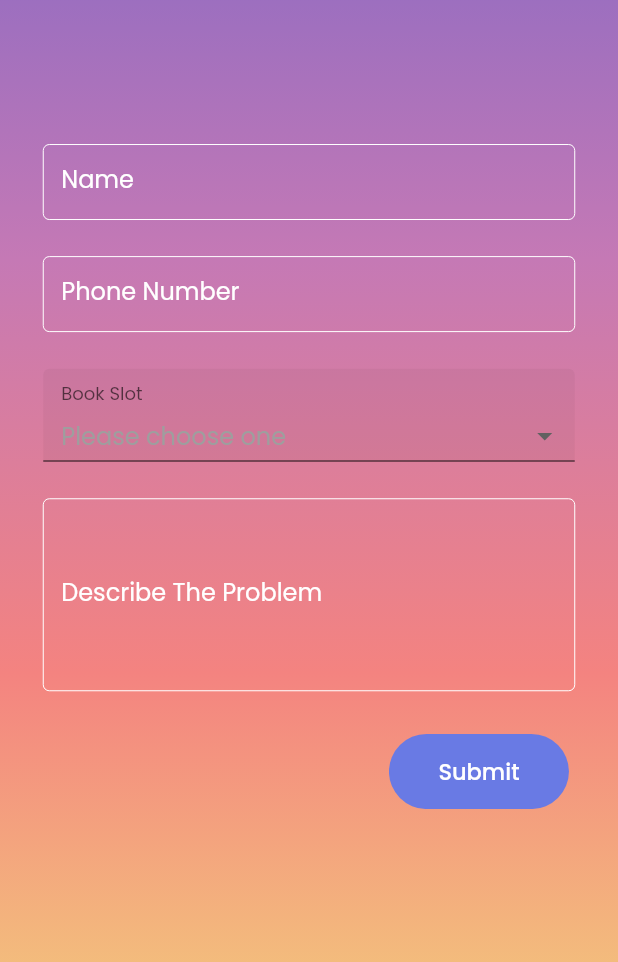
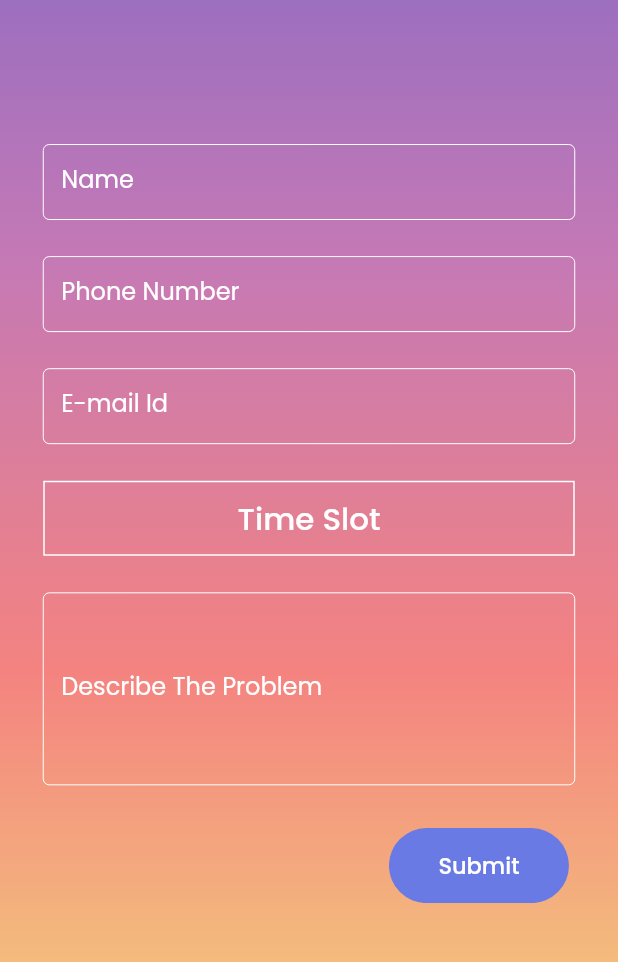
Before and after one commit to IVARA-Application/IV-APP-DEV-TEAM-2, a Flutter app: the ScheduleACallPage screen opened directly, on a phone screen of 412 x 824 dp, the part 152-1114 px from its top. Run offline on Flutter 3.47's test engine with Material 2 defaults, Android fonts, the phone set to English and light mode, and no system bars; drawn by our look-alikes of dropdown_formfield; our stand-ins replace cached_network_image, carousel_pro, chewie, cloud_firestore, file_picker, firebase_auth and 11 more; missing offline and left inert: condition, flutter_downloader, flutter_glow; accounts and stored records are empty.

Commit message:
schedule a call page update

```diff
--- a/lib/student_screens/student_homepage/navbar section/heal my mind/schedule_call.dart
+++ b/lib/student_screens/student_homepage/navbar section/heal my mind/schedule_call.dart
@@ -2,6 +2,7 @@ import 'package:flutter/material.dart';
 import 'package:line_awesome_flutter/line_awesome_flutter.dart';
 import 'package:dropdown_formfield/dropdown_formfield.dart';
 import 'package:new_ivara_app/student_screens/student_homepage/navbar%20section/heal%20my%20mind/healMyMindsFunctions/scheduleCallMethods.dart';
+import 'package:flutter_datetime_picker/flutter_datetime_picker.dart';
 
 import '../../../drawer.dart';
 import '../navbar.dart';
@@ -47,6 +48,8 @@ class _ScheduleACallPageState extends State<ScheduleACallPage> {
     }
   }
 
+  DateTime selectedtime;
+  bool pressed = false;
   @override
   Widget build(BuildContext context) {
     double screenHeight = MediaQuery.of(context).size.height;
@@ -160,55 +163,67 @@ class _ScheduleACallPageState extends State<ScheduleACallPage> {
                                   vertical: screenHeight * 0.015,
                                   horizontal: screenWidth * 0.07),
                               child: Container(
-                                height: 62,
-                                child: DropDownFormField(
-                                  titleText: 'Book Slot',
-                                  hintText: 'Please choose one',
-                                  value: _myActivity,
-                                  onSaved: (value) {
-                                    setState(() {
-                                      _myActivity = value;
-                                    });
-                                    slotController.text = value;
+                                height: 50,
+                                child: TextFormField(
+                                  decoration: InputDecoration(
+                                      enabledBorder: const OutlineInputBorder(
+                                        borderSide: const BorderSide(
+                                            color: Colors.white, width: 0.0),
+                                      ),
+                                      focusedBorder: OutlineInputBorder(
+                                          borderSide:
+                                              BorderSide(color: Colors.white)),
+                                      labelText: 'E-mail Id',
+                                      labelStyle:
+                                          TextStyle(color: Colors.white)),
+                                  validator: (value) {
+                                    if (value.isEmpty) {
+                                      return 'Please enter E-mail id';
+                                    }
+                                    return null;
                                   },
-                                  onChanged: (value) {
-                                    setState(() {
-                                      _myActivity = value;
-                                    });
-                                    slotController.text = value;
-                                  },
-                                  dataSource: [
-                                    {
-                                      "display": "9-10 AM",
-                                      "value": "9-10 AM",
-                                    },
-                                    {
-                                      "display": "10-11 AM",
-                                      "value": "10-11 AM",
-                                    },
-                                    {
-                                      "display": "11-12 PM",
-                                      "value": "11-12 PM",
-                                    },
-                                    {
-                                      "display": "12-1 PM",
-                                      "value": "12-1 PM",
-                                    },
-                                    {
-                                      "display": "1-2 PM",
-                                      "value": "1-2 PM",
-                                    },
-                                    {
-                                      "display": "2-3 PM",
-                                      "value": "2-3 PM",
-                                    },
-                                    {
-                                      "display": "3-4 PM",
-                                      "value": "3-4 PM",
-                                    },
+                                ),
+                              ),
+                            ),
+                            Padding(
+                              padding: EdgeInsets.symmetric(
+                                  vertical: screenHeight * 0.015,
+                                  horizontal: screenWidth * 0.07),
+                              child: Container(
+                                width: double.infinity,
+                                decoration: BoxDecoration(
+                                    border: Border.all(color: Colors.white)),
+                                child: Column(
+                                  children: [
+                                    TextButton(
+                                        onPressed: () {
+                                          setState(() {
+                                            pressed = true;
+
+                                            DatePicker.showDateTimePicker(
+                                                context,
+                                                showTitleActions: true,
+                                                onChanged: (date) {
+                                              print(
+                                                  'change $date in time zone ' +
+                                                      date.timeZoneOffset
+                                                          .inHours
+                                                          .toString());
+                                            }, onConfirm: (date) {
+                                              selectedtime = date;
+                                            }, currentTime: DateTime.now());
+                                          });
+                                        },
+                                        child: Text(
+                                          'Time Slot',
+                                          style: TextStyle(
+                                              color: Colors.white,
+                                              fontSize: screenWidth * 0.05),
+                                        )),
+                                    pressed
+                                        ? _displayDateTime(selectedtime)
+                                        : SizedBox(),
                                   ],
-                                  textField: 'display',
-                                  valueField: 'value',
                                 ),
                               ),
                             ),
@@ -292,4 +307,87 @@ class _ScheduleACallPageState extends State<ScheduleACallPage> {
       ),
     );
   }
+
+  Widget _displayDateTime(selectedDateTime) {
+    return Center(
+        child: Text(
+      "$selectedtime",
+      style: TextStyle(fontSize: 15),
+    ));
+  }
 }
+
+class CustomPicker extends CommonPickerModel {
+  String digits(int value, int length) {
+    return '$value'.padLeft(length, "0");
+  }
+
+  CustomPicker({DateTime currentTime, LocaleType locale})
+      : super(locale: locale) {
+    this.currentTime = currentTime ?? DateTime.now();
+    this.setLeftIndex(this.currentTime.hour);
+    this.setMiddleIndex(this.currentTime.minute);
+    this.setRightIndex(this.currentTime.second);
+  }
+
+  @override
+  String leftStringAtIndex(int index) {
+    if (index >= 0 && index < 24) {
+      return this.digits(index, 2);
+    } else {
+      return null;
+    }
+  }
+
+  @override
+  String middleStringAtIndex(int index) {
+    if (index >= 0 && index < 60) {
+      return this.digits(index, 2);
+    } else {
+      return null;
+    }
+  }
+
+  @override
+  String rightStringAtIndex(int index) {
+    if (index >= 0 && index < 60) {
+      return this.digits(index, 2);
+    } else {
+      return null;
+    }
+  }
+
+  @override
+  String leftDivider() {
+    return "|";
+  }
+
+  @override
+  String rightDivider() {
+    return "|";
+  }
+
+  @override
+  List<int> layoutProportions() {
+    return [1, 2, 1];
+  }
+
+  @override
+  DateTime finalTime() {
+    return currentTime.isUtc
+        ? DateTime.utc(
+            currentTime.year,
+            currentTime.month,
+            currentTime.day,
+            this.currentLeftIndex(),
+            this.currentMiddleIndex(),
+            this.currentRightIndex())
+        : DateTime(
+            currentTime.year,
+            currentTime.month,
+            currentTime.day,
+            this.currentLeftIndex(),
+            this.currentMiddleIndex(),
+            this.currentRightIndex());
+  }
+}
--- a/pubspec.yaml
+++ b/pubspec.yaml
@@ -46,6 +46,7 @@ dependencies:
   path_provider:
   firebase_storage:
   file_picker:
+  flutter_datetime_picker: ^1.5.0
 
 dev_dependencies:
   flutter_test:
```
Also changed, not shown: pubspec.lock.
